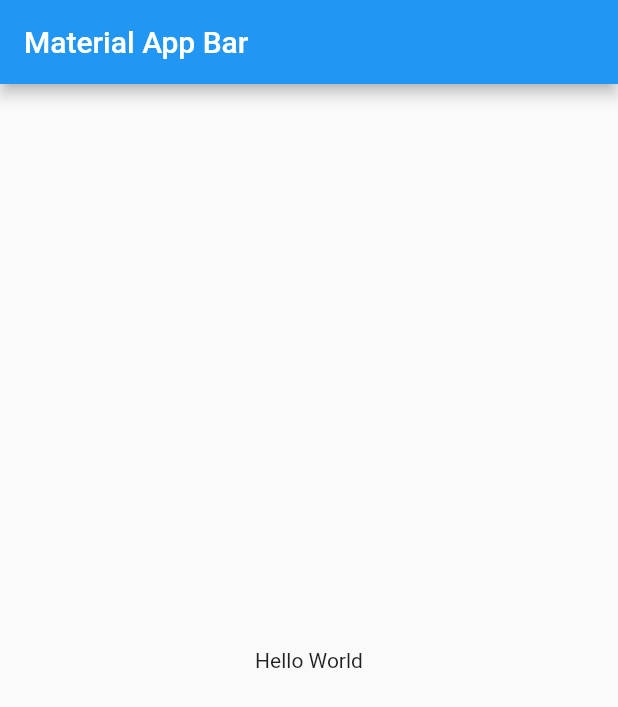
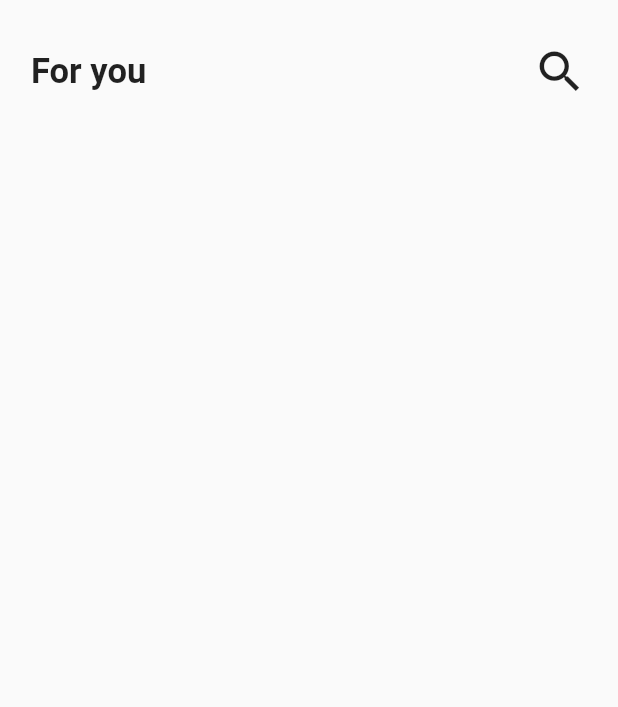
Before and after one commit to CrisMEDev/Flutter-ShoesAppDesign, a Flutter app: the screen it shows after launch, on a phone screen of 412 x 824 dp. Shown: the top 707 px of the screen. Run offline on Flutter 3.47's test engine with Material 2 defaults, Android fonts, the phone set to English and light mode, and no system bars.

Commit message:
Se creó un widget para el appbar

```diff
--- a/lib/main.dart
+++ b/lib/main.dart
@@ -1,4 +1,5 @@
 import 'package:flutter/material.dart';
+import 'package:shoesapp/src/pages/zapato_page.dart';
 
 void main() => runApp(MyApp());
 
@@ -8,16 +9,7 @@ class MyApp extends StatelessWidget {
     return MaterialApp(
       debugShowCheckedModeBanner: false,
       title: 'Material App',
-      home: Scaffold(
-        appBar: AppBar(
-          title: Text('Material App Bar'),
-        ),
-        body: Center(
-          child: Container(
-            child: Text('Hello World'),
-          ),
-        ),
-      ),
+      home: ZapatoPage()
     );
   }
 }
--- /dev/null
+++ b/lib/src/pages/zapato_page.dart
@@ -0,0 +1,16 @@
+import 'package:flutter/material.dart';
+
+import 'package:shoesapp/src/widgets/custom_widgets.dart';
+
+class ZapatoPage extends StatelessWidget {
+  @override
+  Widget build(BuildContext context) {
+    return SafeArea(
+      child: Scaffold(
+        body: CustomAppbar(
+          texto: 'For you',
+        ),
+      ),
+    );
+  }
+}
--- /dev/null
+++ b/lib/src/widgets/custom_appbar.dart
@@ -0,0 +1,37 @@
+import 'package:flutter/material.dart';
+
+class CustomAppbar extends StatelessWidget {
+
+  final String texto;
+
+  CustomAppbar({
+    @required this.texto,
+  });
+
+  @override
+  Widget build(BuildContext context) {
+
+    final screenSize = MediaQuery.of(context).size;
+
+    return SafeArea(
+      top: true,
+      bottom: false,
+
+      child: Padding(
+        padding: EdgeInsets.symmetric(horizontal: screenSize.width * 0.05),
+        child: Container(
+          margin: EdgeInsets.only( top: 30.0 ),
+          width: screenSize.width,
+
+          child: Row(
+            children: [
+              Text(this.texto, style: TextStyle( fontSize: (screenSize.height * 0.08) * 0.35, fontWeight: FontWeight.w700 ),),
+              Spacer(),
+              Icon( Icons.search, size: (screenSize.height * 0.08) * 0.55, )
+            ],
+          ),
+        ),
+      ),
+    );
+  }
+}
--- /dev/null
+++ b/lib/src/widgets/custom_widgets.dart
@@ -0,0 +1,3 @@
+
+
+export 'package:shoesapp/src/widgets/custom_appbar.dart';
```
